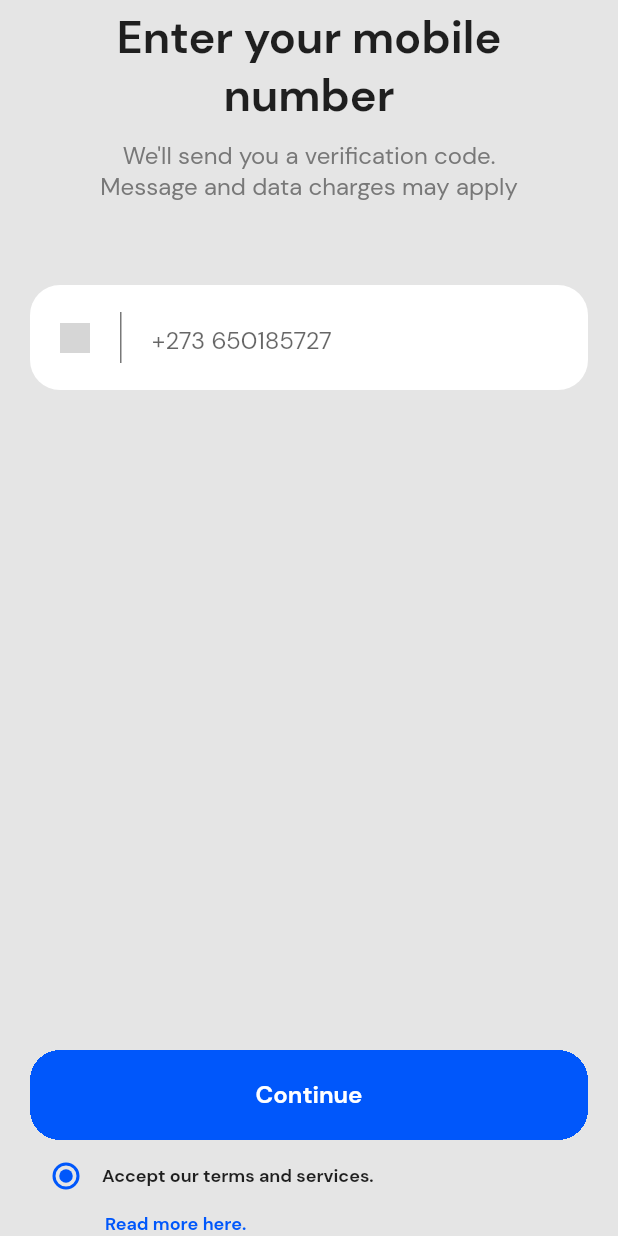
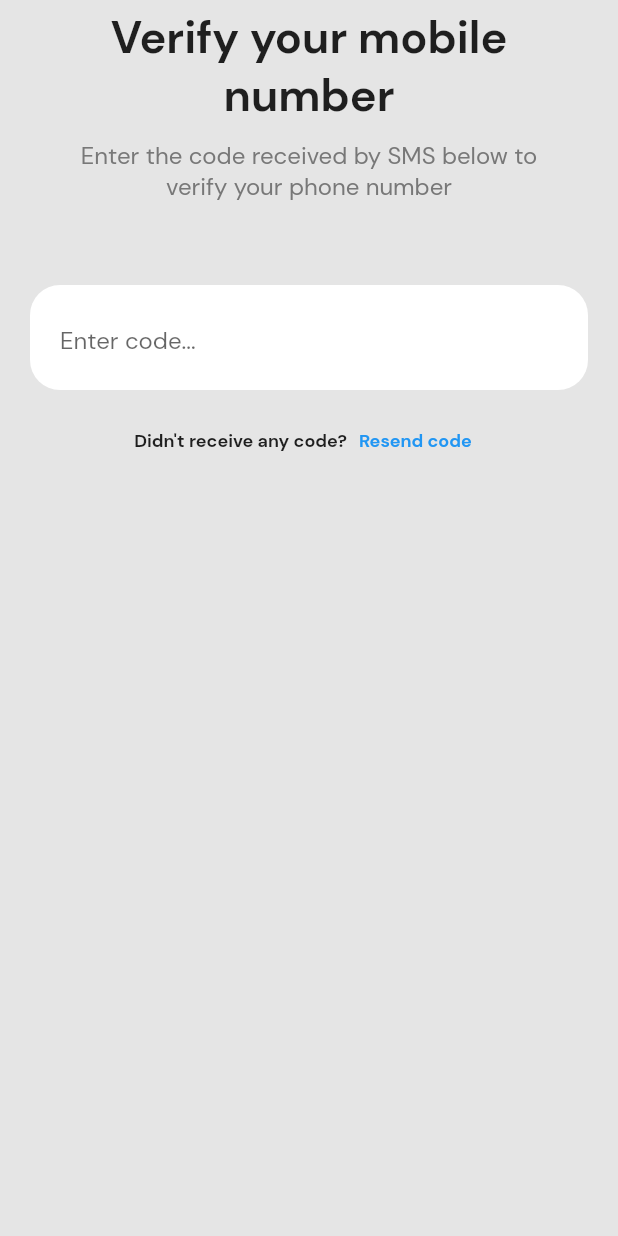
Before and after one commit to RandyKdev/basic_accounting_app, a Flutter app: the screen it shows after launch, on a phone screen of 412 x 824 dp. Run offline on Flutter 3.47's test engine with Material 2 defaults, Android fonts, the phone set to English and light mode, and no system bars; grey boxes are pictures that could not be loaded.

Commit message:
Add verify your number screen

```diff
--- a/lib/screens/auth/login_screen.dart
+++ b/lib/screens/auth/login_screen.dart
@@ -30,7 +30,10 @@ class LoginScreen extends StatelessWidget {
                 child: Column(
                   children: [
                     Padding(
-                      padding: EdgeInsets.symmetric(vertical: 5),
+                      padding: EdgeInsets.symmetric(
+                        vertical: 5,
+                        horizontal: 20,
+                      ),
                       child: Text(
                         'Enter your mobile number',
                         textAlign: TextAlign.center,
@@ -38,7 +41,10 @@ class LoginScreen extends StatelessWidget {
                       ),
                     ),
                     Padding(
-                      padding: EdgeInsets.symmetric(vertical: 5),
+                      padding: EdgeInsets.symmetric(
+                        vertical: 5,
+                        horizontal: 20,
+                      ),
                       child: Text(
                         "We'll send you a verification code.\nMessage and data charges may apply",
                         textAlign: TextAlign.center,
--- /dev/null
+++ b/lib/screens/auth/verify_number_screen.dart
@@ -0,0 +1,101 @@
+import 'package:basic/constants/color_constants.dart';
+import 'package:basic/constants/textstyle_constants.dart';
+import 'package:flutter/material.dart';
+import 'package:flutter/services.dart';
+
+class VerifyNumberScreen extends StatelessWidget {
+  const VerifyNumberScreen({Key? key}) : super(key: key);
+
+  @override
+  Widget build(BuildContext context) {
+    SystemChrome.setEnabledSystemUIOverlays([
+      SystemUiOverlay.top,
+      SystemUiOverlay.bottom,
+    ]);
+
+    return Scaffold(
+      resizeToAvoidBottomInset: true,
+      body: SingleChildScrollView(
+        child: Container(
+          height: MediaQuery.of(context).size.height,
+          padding: EdgeInsets.only(
+            left: 20,
+            right: 20,
+            top: MediaQuery.of(context).padding.top,
+          ),
+          child: Column(
+            crossAxisAlignment: CrossAxisAlignment.center,
+            children: [
+              Padding(
+                padding: EdgeInsets.symmetric(
+                  vertical: 5,
+                  horizontal: 20,
+                ),
+                child: Text(
+                  'Verify your mobile number',
+                  textAlign: TextAlign.center,
+                  style: h1TextStyle,
+                ),
+              ),
+              Padding(
+                padding: EdgeInsets.symmetric(
+                  vertical: 5,
+                  horizontal: 20,
+                ),
+                child: Text(
+                  "Enter the code received by SMS below to verify your phone number",
+                  textAlign: TextAlign.center,
+                  style: bodyTextStyle.merge(
+                    TextStyle(
+                      color: greyColor,
+                    ),
+                  ),
+                ),
+              ),
+              SizedBox(height: 50),
+              Container(
+                margin: EdgeInsets.only(bottom: 10),
+                padding: EdgeInsets.symmetric(vertical: 18, horizontal: 20),
+                height: 70,
+                decoration: BoxDecoration(
+                  color: whiteColor,
+                  borderRadius: BorderRadius.all(
+                    Radius.circular(20),
+                  ),
+                ),
+                child: TextField(
+                  keyboardType: TextInputType.number,
+                  decoration: InputDecoration(
+                    hintText: 'Enter code...',
+                    hintStyle: bodyTextStyle,
+                    contentPadding: EdgeInsets.symmetric(vertical: 10),
+                    enabledBorder: InputBorder.none,
+                  ),
+                ),
+              ),
+              Padding(
+                padding: EdgeInsets.all(0),
+                child: Row(
+                  mainAxisAlignment: MainAxisAlignment.center,
+                  children: [
+                    Text(
+                      "Didn't receive any code?",
+                      style: labelBoldTextStyle,
+                    ),
+                    TextButton(
+                      onPressed: () {},
+                      child: Text(
+                        'Resend code',
+                        style: labelBoldTextStyle,
+                      ),
+                    ),
+                  ],
+                ),
+              ),
+            ],
+          ),
+        ),
+      ),
+    );
+  }
+}
--- a/lib/screens/basic.dart
+++ b/lib/screens/basic.dart
@@ -1,6 +1,7 @@
 import 'package:basic/constants/color_constants.dart';
 import 'package:basic/constants/textstyle_constants.dart';
 import 'package:basic/screens/auth/login_screen.dart';
+import 'package:basic/screens/auth/verify_number_screen.dart';
 import 'package:flutter/material.dart';
 
 import 'package:basic/screens/splash/splash_screen.dart';
@@ -34,7 +35,7 @@ class Basic extends StatelessWidget {
         primaryColor: primaryColor,
         scaffoldBackgroundColor: desaturatedGreyColor,
       ),
-      home: LoginScreen(),
+      home: VerifyNumberScreen(),
       debugShowCheckedModeBanner: false,
     );
   }
```
